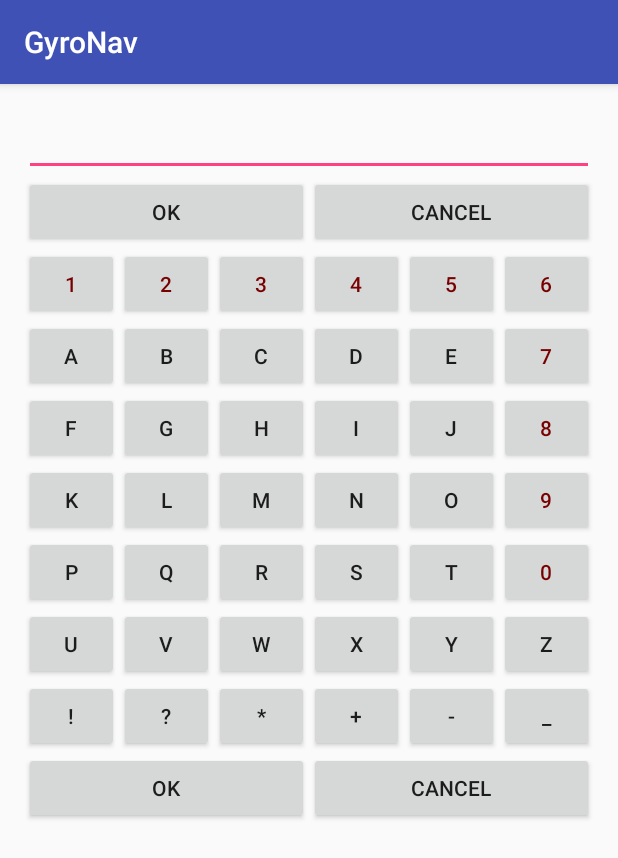
After one commit to halxinate/gyronav, an Android app: the WaypointName screen opened directly, with no data from a screen before it, on a phone screen of 412 x 824 dp. The commit adds this screen. Shown: the top 858 px of the screen. Run offline under Robolectric (Android 15) with nearby library versions, the phone set to English and light mode, and no system bars.

Commit message:
Buildable. New features not tested well. + Input Text activity (no gyro yet, but should work)

```diff
--- a/app/build.gradle
+++ b/app/build.gradle
@@ -35,4 +35,5 @@ dependencies {
     testCompile 'junit:junit:4.12'
     compile 'com.android.support:appcompat-v7:23.2.0'
     compile 'com.google.android.gms:play-services:8.4.0'
+    compile 'com.android.support:design:23.2.0'
 }
--- a/app/src/main/java/com/kukarin/app/gyronav/MapActivity.java
+++ b/app/src/main/java/com/kukarin/app/gyronav/MapActivity.java
@@ -48,6 +48,7 @@ public class MapActivity extends FragmentActivity implements
         GoogleApiClient.OnConnectionFailedListener,
         GoogleApiClient.ConnectionCallbacks {
     private static final String TAG = "MapActivity";
+    private static final int RESULT_GETWPNAME = 1;
 
     private android.support.v7.widget.PopupMenu popupMenu;
     private View menubutton;
@@ -581,6 +582,13 @@ public class MapActivity extends FragmentActivity implements
     @Override
     protected void onActivityResult(int requestCode, int resultCode, Intent data) {
         switch (requestCode) {
+            case RESULT_GETWPNAME:
+                if (resultCode == RESULT_OK) {
+                    mTrack.setLastWaypointName(data.getStringExtra("WPNAME"));
+                    int sz = mMapMarkers.size();
+                    mMapMarkers.get(sz-1).setTitle(mTrack.getLastManualWPinfo());
+                }
+                break;
             case Set.RESRET_FILE_SELECTOR: //New file is selected
                 if (resultCode == RESULT_OK) {
 
@@ -707,10 +715,8 @@ public class MapActivity extends FragmentActivity implements
      * Ask user for the waypoint name
      */
     private void askForWPname() {
-        // TODO: 3/15/2016 start new activity or frag woth gyro kbd and save the name
-
-        //mock
-        My.msg(TAG, "Enter the Waypoint name placeholder");
+        Intent i=new Intent(this, WaypointName.class);
+        startActivityForResult(i, RESULT_GETWPNAME);
     }
 
     /**
--- a/app/src/main/java/com/kukarin/app/gyronav/Set.java
+++ b/app/src/main/java/com/kukarin/app/gyronav/Set.java
@@ -24,6 +24,8 @@ public class Set {
     private static String BASE64_PUBLIC_KEY;
 
     //RETURN RESULTS
+    public static final int RESRET_CANCEL = 88;
+    public static final int RESRET_WPNAME = 88;
     public static final int RESRET_FILE_SELECTOR = 2;
     public static final int RESRET_EXTRAPOL = 3;
 
--- a/app/src/main/java/com/kukarin/app/gyronav/Track.java
+++ b/app/src/main/java/com/kukarin/app/gyronav/Track.java
@@ -90,6 +90,12 @@ public class Track {
         return out;
     }
 
+    public void setLastWaypointName(String wpname) {
+        int size = manualwp.size();
+        if(size==0) return;
+        manualwp.get(size-1).setName(wpname);
+    }
+
     private class Waypoint {
         private String name;
         private double mAltitude=0;
--- /dev/null
+++ b/app/src/main/java/com/kukarin/app/gyronav/WaypointName.java
@@ -0,0 +1,48 @@
+package com.kukarin.app.gyronav;
+
+import android.net.Uri;
+import android.support.v7.app.AppCompatActivity;
+import android.os.Bundle;
+import android.view.View;
+import android.widget.Button;
+import android.widget.EditText;
+
+import com.google.android.gms.appindexing.Action;
+import com.google.android.gms.appindexing.AppIndex;
+import com.google.android.gms.common.api.GoogleApiClient;
+
+public class WaypointName extends AppCompatActivity {
+    EditText mEdit;
+    String mText="";
+
+    @Override
+    protected void onCreate(Bundle savedInstanceState) {
+        super.onCreate(savedInstanceState);
+        setContentView(R.layout.activity_waypoint_name);
+        mEdit = (EditText)findViewById(R.id.kbedit);
+    }
+
+    public void onKbdClick(View v) {
+        int vid = v.getId();
+        switch (vid) {
+            case R.id.kbok1:
+            case R.id.kbok2:
+
+                finishActivity(Set.RESRET_WPNAME);
+                break;
+            case R.id.kbcancel1:
+            case R.id.kbcancel2:
+                finishActivity(Set.RESRET_CANCEL);
+                break;
+            default:
+                String c = (String) ((Button) v).getText();
+                int i0 = mEdit.getSelectionStart();
+                int i1 = mEdit.getSelectionEnd();
+                String s = mText.substring(0,i0)+c+mText.substring(i1);
+                mText = s;
+                mEdit.setText(mText);
+                mEdit.setSelection(i0+1, i0+2);
+                break;
+        }
+    }
+}
--- /dev/null
+++ b/app/src/main/res/layout/activity_waypoint_name.xml
@@ -0,0 +1,459 @@
+<?xml version="1.0" encoding="utf-8"?>
+<LinearLayout xmlns:android="http://schemas.android.com/apk/res/android"
+    xmlns:tools="http://schemas.android.com/tools"
+    android:layout_width="match_parent"
+    android:layout_height="match_parent"
+    android:paddingBottom="@dimen/activity_vertical_margin"
+    android:paddingLeft="@dimen/activity_horizontal_margin"
+    android:paddingRight="@dimen/activity_horizontal_margin"
+    android:paddingTop="@dimen/activity_vertical_margin"
+    tools:context="com.kukarin.app.gyronav.WaypointName"
+    android:orientation="vertical">
+
+    <EditText
+        android:layout_width="match_parent"
+        android:layout_height="wrap_content"
+        android:id="@+id/kbedit"
+        android:layout_gravity="center_horizontal" />
+
+    <LinearLayout
+        android:orientation="vertical"
+        android:layout_width="match_parent"
+        android:layout_height="wrap_content"
+        android:layout_gravity="center_horizontal">
+
+        <LinearLayout
+            android:orientation="horizontal"
+            android:layout_width="match_parent"
+            android:layout_height="match_parent" >
+
+            <Button
+                android:layout_width="0dp"
+                android:layout_height="wrap_content"
+                android:text="OK"
+                android:id="@+id/kbok1"
+                android:layout_weight="1"
+                android:onClick="onKbdClick" />
+
+            <Button
+                android:layout_width="0dp"
+                android:layout_height="wrap_content"
+                android:text="Cancel"
+                android:id="@+id/kbcancel1"
+                android:layout_weight="1"
+                android:onClick="onKbdClick" />
+        </LinearLayout>
+
+        <LinearLayout
+            android:orientation="horizontal"
+            android:layout_width="match_parent"
+            android:layout_height="match_parent">
+
+            <Button
+                android:layout_width="wrap_content"
+                android:layout_height="wrap_content"
+                android:text="1"
+                android:id="@+id/kb1"
+                android:layout_weight="1"
+                android:textColor="#780000"
+                android:onClick="onKbdClick" />
+
+            <Button
+                android:layout_width="wrap_content"
+                android:layout_height="wrap_content"
+                android:text="2"
+                android:id="@+id/kb2"
+                android:layout_weight="1"
+                android:textColor="#780000"
+                android:onClick="onKbdClick" />
+
+            <Button
+                android:layout_width="wrap_content"
+                android:layout_height="wrap_content"
+                android:text="3"
+                android:id="@+id/kb3"
+                android:layout_weight="1"
+                android:textColor="#780000"
+                android:onClick="onKbdClick" />
+
+            <Button
+                android:layout_width="wrap_content"
+                android:layout_height="wrap_content"
+                android:text="4"
+                android:id="@+id/kb4"
+                android:layout_weight="1"
+                android:textColor="#780000"
+                android:onClick="onKbdClick" />
+
+            <Button
+                android:layout_width="wrap_content"
+                android:layout_height="wrap_content"
+                android:text="5"
+                android:id="@+id/kb5"
+                android:layout_weight="1"
+                android:textColor="#780000"
+                android:onClick="onKbdClick" />
+
+            <Button
+                android:layout_width="wrap_content"
+                android:layout_height="wrap_content"
+                android:text="6"
+                android:id="@+id/kb6"
+                android:layout_weight="1"
+                android:textColor="#780000"
+                android:onClick="onKbdClick" />
+        </LinearLayout>
+
+        <LinearLayout
+            android:orientation="horizontal"
+            android:layout_width="match_parent"
+            android:layout_height="match_parent" >
+
+            <Button
+                android:layout_width="wrap_content"
+                android:layout_height="wrap_content"
+                android:text="A"
+                android:id="@+id/button7"
+                android:layout_weight="1"
+                android:onClick="onKbdClick" />
+
+            <Button
+                android:layout_width="wrap_content"
+                android:layout_height="wrap_content"
+                android:text="B"
+                android:id="@+id/button8"
+                android:layout_weight="1"
+                android:onClick="onKbdClick" />
+
+            <Button
+                android:layout_width="wrap_content"
+                android:layout_height="wrap_content"
+                android:text="C"
+                android:id="@+id/button9"
+                android:layout_weight="1"
+                android:onClick="onKbdClick" />
+
+            <Button
+                android:layout_width="wrap_content"
+                android:layout_height="wrap_content"
+                android:text="D"
+                android:id="@+id/button10"
+                android:layout_weight="1"
+                android:onClick="onKbdClick" />
+
+            <Button
+                android:layout_width="wrap_content"
+                android:layout_height="wrap_content"
+                android:text="E"
+                android:id="@+id/button11"
+                android:layout_weight="1"
+                android:onClick="onKbdClick" />
+
+            <Button
+                android:layout_width="wrap_content"
+                android:layout_height="wrap_content"
+                android:text="7"
+                android:id="@+id/button12"
+                android:layout_weight="1"
+                android:textColor="#780000"
+                android:onClick="onKbdClick" />
+        </LinearLayout>
+
+        <LinearLayout
+            android:orientation="horizontal"
+            android:layout_width="match_parent"
+            android:layout_height="match_parent" >
+
+            <Button
+                android:layout_width="wrap_content"
+                android:layout_height="wrap_content"
+                android:text="F"
+                android:id="@+id/button13"
+                android:layout_weight="1"
+                android:onClick="onKbdClick" />
+
+            <Button
+                android:layout_width="wrap_content"
+                android:layout_height="wrap_content"
+                android:text="G"
+                android:id="@+id/button14"
+                android:layout_weight="1"
+                android:onClick="onKbdClick" />
+
+            <Button
+                android:layout_width="wrap_content"
+                android:layout_height="wrap_content"
+                android:text="H"
+                android:id="@+id/button15"
+                android:layout_weight="1"
+                android:onClick="onKbdClick" />
+
+            <Button
+                android:layout_width="wrap_content"
+                android:layout_height="wrap_content"
+                android:text="I"
+                android:id="@+id/button16"
+                android:layout_weight="1"
+                android:onClick="onKbdClick" />
+
+            <Button
+                android:layout_width="wrap_content"
+                android:layout_height="wrap_content"
+                android:text="J"
+                android:id="@+id/button17"
+                android:layout_weight="1"
+                android:onClick="onKbdClick" />
+
+            <Button
+                android:layout_width="wrap_content"
+                android:layout_height="wrap_content"
+                android:text="8"
+                android:id="@+id/button18"
+                android:layout_weight="1"
+                android:textColor="#780000"
+                android:onClick="onKbdClick" />
+        </LinearLayout>
+
+        <LinearLayout
+            android:orientation="horizontal"
+            android:layout_width="match_parent"
+            android:layout_height="match_parent" >
+
+            <Button
+                android:layout_width="wrap_content"
+                android:layout_height="wrap_content"
+                android:text="K"
+                android:id="@+id/button19"
+                android:layout_weight="1"
+                android:onClick="onKbdClick" />
+
+            <Button
+                android:layout_width="wrap_content"
+                android:layout_height="wrap_content"
+                android:text="L"
+                android:id="@+id/button20"
+                android:layout_weight="1"
+                android:onClick="onKbdClick" />
+
+            <Button
+                android:layout_width="wrap_content"
+                android:layout_height="wrap_content"
+                android:text="M"
+                android:id="@+id/button21"
+                android:layout_weight="1"
+                android:onClick="onKbdClick" />
+
+            <Button
+                android:layout_width="wrap_content"
+                android:layout_height="wrap_content"
+                android:text="N"
+                android:id="@+id/button22"
+                android:layout_weight="1"
+                android:onClick="onKbdClick" />
+
+            <Button
+                android:layout_width="wrap_content"
+                android:layout_height="wrap_content"
+                android:text="O"
+                android:id="@+id/button23"
+                android:layout_weight="1"
+                android:onClick="onKbdClick" />
+
+            <Button
+                android:layout_width="wrap_content"
+                android:layout_height="wrap_content"
+                android:text="9"
+                android:id="@+id/button24"
+                android:layout_weight="1"
+                android:textColor="#780000"
+                android:onClick="onKbdClick" />
+
+        </LinearLayout>
+
+        <LinearLayout
+            android:orientation="horizontal"
+            android:layout_width="match_parent"
+            android:layout_height="match_parent" >
+
+            <Button
+                android:layout_width="wrap_content"
+                android:layout_height="wrap_content"
+                android:text="P"
+                android:id="@+id/button25"
+                android:layout_weight="1"
+                android:onClick="onKbdClick" />
+
+            <Button
+                android:layout_width="wrap_content"
+                android:layout_height="wrap_content"
+                android:text="Q"
+                android:id="@+id/button26"
+                android:layout_weight="1"
+                android:onClick="onKbdClick" />
+
+            <Button
+                android:layout_width="wrap_content"
+                android:layout_height="wrap_content"
+                android:text="R"
+                android:id="@+id/button27"
+                android:layout_weight="1"
+                android:onClick="onKbdClick" />
+
+            <Button
+                android:layout_width="wrap_content"
+                android:layout_height="wrap_content"
+                android:text="S"
+                android:id="@+id/button28"
+                android:layout_weight="1"
+                android:onClick="onKbdClick" />
+
+            <Button
+                android:layout_width="wrap_content"
+                android:layout_height="wrap_content"
+                android:text="T"
+                android:id="@+id/button29"
+                android:layout_weight="1"
+                android:onClick="onKbdClick" />
+
+            <Button
+                android:layout_width="wrap_content"
+                android:layout_height="wrap_content"
+                android:text="0"
+                android:id="@+id/button30"
+                android:layout_weight="1"
+                android:textColor="#780000"
+                android:onClick="onKbdClick" />
+        </LinearLayout>
+
+        <LinearLayout
+            android:orientation="horizontal"
+            android:layout_width="match_parent"
+            android:layout_height="match_parent" >
+
+            <Button
+                android:layout_width="wrap_content"
+                android:layout_height="wrap_content"
+                android:text="U"
+                android:id="@+id/button31"
+                android:layout_weight="1"
+                android:onClick="onKbdClick" />
+
+            <Button
+                android:layout_width="wrap_content"
+                android:layout_height="wrap_content"
+                android:text="V"
+                android:id="@+id/button32"
+                android:layout_weight="1"
+                android:onClick="onKbdClick" />
+
+            <Button
+                android:layout_width="wrap_content"
+                android:layout_height="wrap_content"
+                android:text="W"
+                android:id="@+id/button33"
+                android:layout_weight="1"
+                android:onClick="onKbdClick" />
+
+            <Button
+                android:layout_width="wrap_content"
+                android:layout_height="wrap_content"
+                android:text="X"
+                android:id="@+id/button34"
+                android:layout_weight="1"
+                android:onClick="onKbdClick" />
+
+            <Button
+                android:layout_width="wrap_content"
+                android:layout_height="wrap_content"
+                android:text="Y"
+                android:id="@+id/button35"
+                android:layout_weight="1"
+                android:onClick="onKbdClick" />
+
+            <Button
+                android:layout_width="wrap_content"
+                android:layout_height="wrap_content"
+                android:text="z"
+                android:id="@+id/button36"
+                android:layout_weight="1"
+                android:onClick="onKbdClick" />
+        </LinearLayout>
+
+        <LinearLayout
+            android:orientation="horizontal"
+            android:layout_width="match_parent"
+            android:layout_height="match_parent" >
+
+            <Button
+                android:layout_width="wrap_content"
+                android:layout_height="wrap_content"
+                android:text="!"
+                android:id="@+id/button37"
+                android:layout_weight="1"
+                android:onClick="onKbdClick" />
+
+            <Button
+                android:layout_width="wrap_content"
+                android:layout_height="wrap_content"
+                android:text="\?"
+                android:id="@+id/button38"
+                android:layout_weight="1"
+                android:onClick="onKbdClick" />
+
+            <Button
+                android:layout_width="wrap_content"
+                android:layout_height="wrap_content"
+                android:text="*"
+                android:id="@+id/button39"
+                android:layout_weight="1"
+                android:onClick="onKbdClick" />
+
+            <Button
+                android:layout_width="wrap_content"
+                android:layout_height="wrap_content"
+                android:text="+"
+                android:id="@+id/button40"
+                android:layout_weight="1"
+                android:onClick="onKbdClick" />
+
+            <Button
+                android:layout_width="wrap_content"
+                android:layout_height="wrap_content"
+                android:text="-"
+                android:id="@+id/button41"
+                android:layout_weight="1"
+                android:onClick="onKbdClick" />
+
+            <Button
+                android:layout_width="wrap_content"
+                android:layout_height="wrap_content"
+                android:text="_"
+                android:id="@+id/button42"
+                android:layout_weight="1"
+                android:onClick="onKbdClick" />
+        </LinearLayout>
+
+    </LinearLayout>
+
+    <LinearLayout
+        android:orientation="horizontal"
+        android:layout_width="match_parent"
+        android:layout_height="match_parent">
+
+        <Button
+            android:layout_width="0dp"
+            android:layout_height="wrap_content"
+            android:text="OK"
+            android:id="@+id/kbok2"
+            android:layout_weight="1"
+            android:onClick="onKbdClick" />
+
+        <Button
+            android:layout_width="0dp"
+            android:layout_height="wrap_content"
+            android:text="Cancel"
+            android:id="@+id/kbcancel2"
+            android:layout_weight="1"
+            android:onClick="onKbdClick" />
+    </LinearLayout>
+</LinearLayout>
--- /dev/null
+++ b/app/src/main/res/values-v21/styles.xml
@@ -0,0 +1,9 @@
+<resources>>
+
+    <style name="AppTheme.NoActionBar">
+        <item name="windowActionBar">false</item>
+        <item name="windowNoTitle">true</item>
+        <item name="android:windowDrawsSystemBarBackgrounds">true</item>
+        <item name="android:statusBarColor">@android:color/transparent</item>
+    </style>
+</resources>
--- /dev/null
+++ b/app/src/main/res/values-w820dp/dimens.xml
@@ -0,0 +1,6 @@
+<resources>
+    <!-- Example customization of dimensions originally defined in res/values/dimens.xml
+         (such as screen margins) for screens with more than 820dp of available width. This
+         would include 7" and 10" devices in landscape (~960dp and ~1280dp respectively). -->
+    <dimen name="activity_horizontal_margin">64dp</dimen>
+</resources>
--- a/app/src/main/res/values/dimens.xml
+++ b/app/src/main/res/values/dimens.xml
@@ -7,4 +7,8 @@
     <dimen name="scroller_item_height">60dp</dimen>
     <dimen name="padding_large">24dp</dimen>
     <dimen name="centermessage_fontsize">18dp</dimen>
+    <!-- Default screen margins, per the Android Design guidelines. -->
+    <dimen name="activity_horizontal_margin">16dp</dimen>
+    <dimen name="activity_vertical_margin">16dp</dimen>
+    <dimen name="fab_margin">16dp</dimen>
 </resources>
--- a/app/src/main/res/values/strings.xml
+++ b/app/src/main/res/values/strings.xml
@@ -6,4 +6,5 @@
     <string name="google_maps_key" templateMergeStrategy="preserve" translatable="false">AIzaSyBk-0qxPlRlWG20pGnimdZSyCBz2XfZKPs</string>
     <string name="s_arrowlt">\u003c</string>
     <string name="s_arrowrt">\u003e</string>
+    <string name="title_activity_gyro_input_text">Input Waypoint Name</string>
 </resources>
--- a/app/src/main/res/values/styles.xml
+++ b/app/src/main/res/values/styles.xml
@@ -8,4 +8,13 @@
         <item name="colorAccent">@color/colorAccent</item>
     </style>
 
+    <style name="AppTheme.NoActionBar">
+        <item name="windowActionBar">false</item>
+        <item name="windowNoTitle">true</item>
+    </style>
+
+    <style name="AppTheme.AppBarOverlay" parent="ThemeOverlay.AppCompat.Dark.ActionBar" />
+
+    <style name="AppTheme.PopupOverlay" parent="ThemeOverlay.AppCompat.Light" />
+
 </resources>
```
Also changed, not shown: app/src/main/AndroidManifest.xml (+13 -2 lines).
